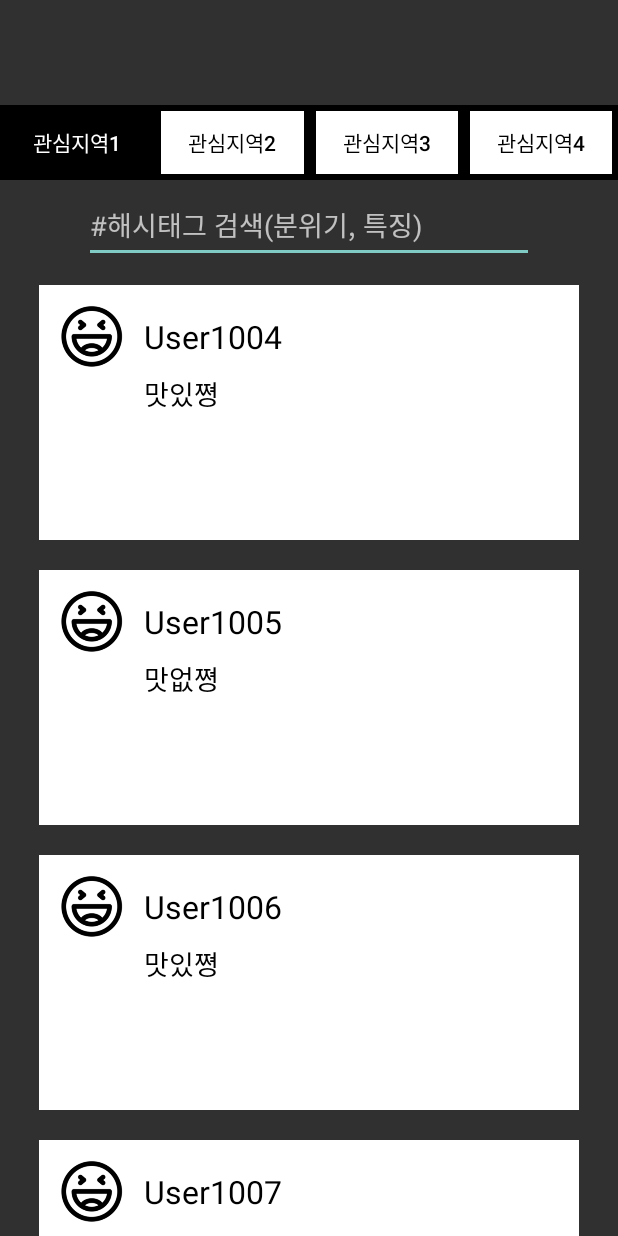
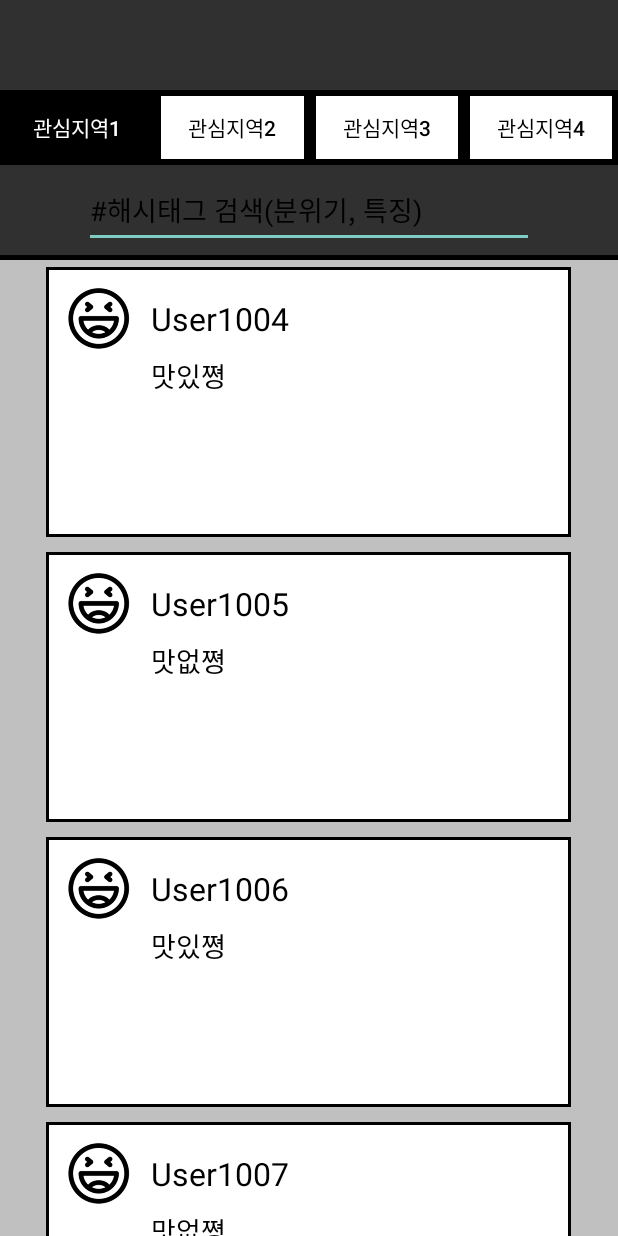
Before and after one commit to SnoopyKim/NewSikDang, an Android app: the fragment ThreeFragment shown on its own in the app's theme, on a phone screen of 412 x 824 dp. Run offline under Robolectric (Android 15) with nearby library versions, the phone set to English and light mode, and no system bars.

Commit message:
frag3_edit

```diff
--- a/app/src/main/res/layout/activity_main.xml
+++ b/app/src/main/res/layout/activity_main.xml
@@ -96,7 +96,7 @@
                 android:textColor="#000000"
                 android:background="#FFFFFF"
                 android:gravity="center"
-                android:text="리뷰패드"/>
+                android:text="리뷰피드"/>
         </LinearLayout>
         <LinearLayout
             android:id="@+id/frag4"
--- a/app/src/main/res/layout/threefragment.xml
+++ b/app/src/main/res/layout/threefragment.xml
@@ -9,7 +9,7 @@
     <!--탑바-->
     <LinearLayout
         android:id="@+id/frag3_top"
-        android:layout_marginTop="70dp"
+        android:layout_marginTop="60dp"
         android:layout_width="match_parent"
         android:layout_height="50dp"
         android:padding="0dp"
@@ -50,7 +50,7 @@
 
     <!--해시태그-->
     <LinearLayout
-        android:id="@+id/hash"
+        android:id="@+id/frag3_hash"
         android:layout_width="match_parent"
         android:layout_height="60dp"
         android:layout_below="@+id/frag3_top"
@@ -61,8 +61,16 @@
             android:layout_height="50dp"
             android:layout_gravity="center"
             android:layout_marginTop="5dp"
+            android:textColor="#000000"
+            android:textColorHint="#000000"
             android:hint="#해시태그 검색(분위기, 특징)" />
     </LinearLayout>
+    <View
+        android:id="@+id/frag3_hash_line"
+        android:layout_width="match_parent"
+        android:layout_height="3dp"
+        android:background="#000000"
+        android:layout_below="@+id/frag3_hash"/>
 
 
     <!--후기목록-->
@@ -70,7 +78,8 @@
         android:id="@+id/recycler3"
         android:layout_width="match_parent"
         android:layout_height="match_parent"
-        android:layout_below="@+id/hash"
+        android:layout_below="@+id/frag3_hash_line"
+        android:background="#C0C0C0"
         >
     </android.support.v7.widget.RecyclerView>
 
--- a/app/src/main/res/layout/threelist.xml
+++ b/app/src/main/res/layout/threelist.xml
@@ -6,9 +6,9 @@
     android:layout_height="190dp"
     tools:context=".ThreeList">
     <RelativeLayout
-        android:layout_width="360dp"
-        android:layout_height="170dp"
-        android:background="#FFFFFF"
+        android:layout_width="350dp"
+        android:layout_height="180dp"
+        android:background="@drawable/stroke2"
         android:layout_centerInParent="true">
         <ImageView
             android:id="@+id/frag3_userimg"
```
